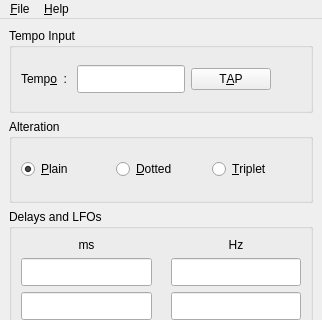
deufrai/Qrest, file src/gui/forms/zestmainwindow.ui: the form before one commit; both pictures show x 0 to 322 and y 0 to 320 of the 322 by 499 pixel window.
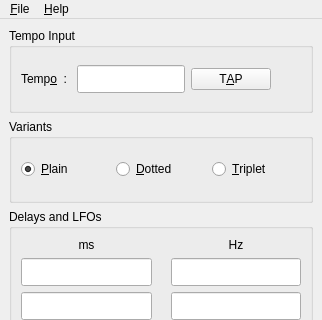
The form after the commit. Icons and pictures are not drawn.

Commit message: Replace 'alteration' with 'variant' on main window button group. Update translation as well

The edit to the form file:
```diff
--- a/src/gui/forms/zestmainwindow.ui
+++ b/src/gui/forms/zestmainwindow.ui
@@ -98,7 +98,7 @@
     <item row="1" column="0" >
      <widget class="QGroupBox" name="groupBox_3" >
       <property name="title" >
-       <string>Alteration</string>
+       <string>Variants</string>
       </property>
       <layout class="QGridLayout" >
        <item row="0" column="0" >
```
The commit also changes 1 other file.
